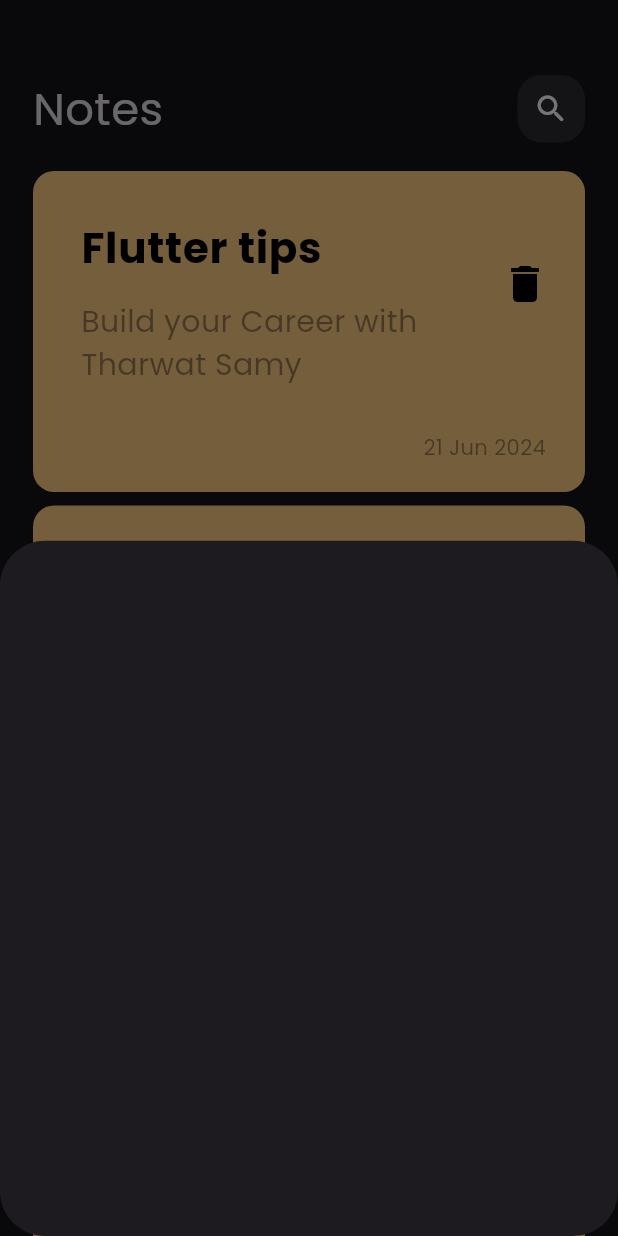
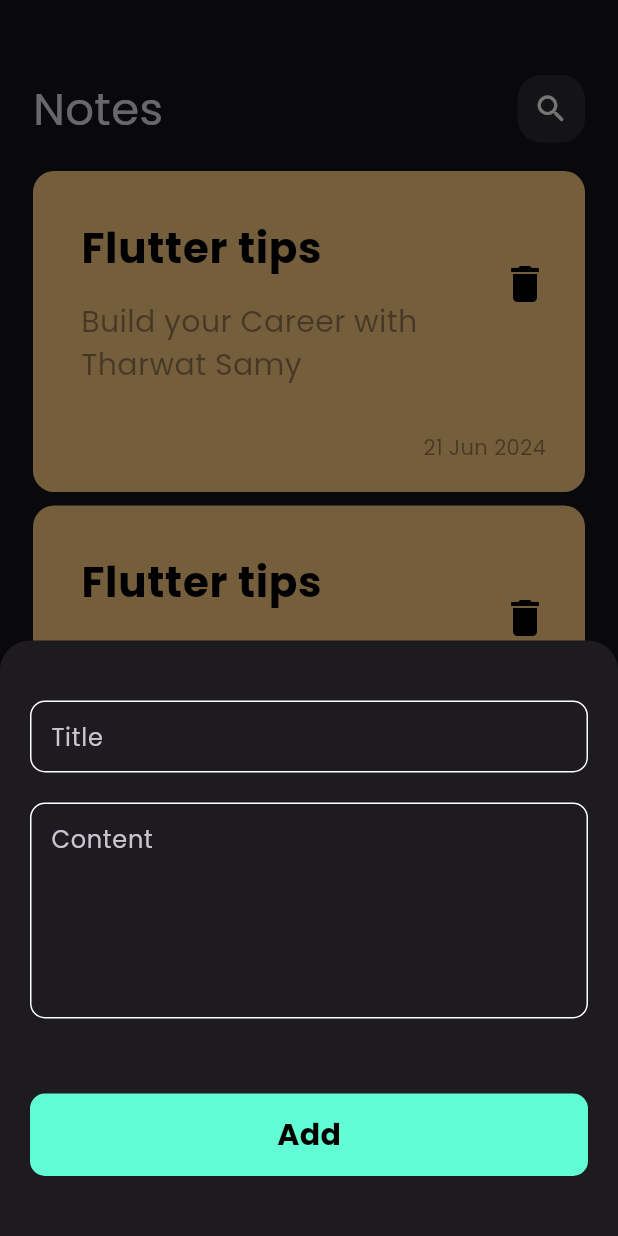
Before and after one commit to HazemAhmed677/notes-app, a Flutter app: the screen it shows after launch, after a tap on the "add" icon, on a phone screen of 412 x 824 dp. Run offline on Flutter 3.47's test engine with Material 3 defaults, Android fonts, the phone set to English and light mode, and no system bars.

Commit message:
add text fields to bottom sheet

```diff
--- /dev/null
+++ b/lib/constants.dart
@@ -0,0 +1,3 @@
+import 'dart:ui';
+
+const kPrimaryColor = Color(0xff62FDD4);
--- /dev/null
+++ b/lib/widgets/add_button.dart
@@ -0,0 +1,31 @@
+import 'package:flutter/material.dart';
+import 'package:notes_app/constants.dart';
+
+class AddButton extends StatelessWidget {
+  const AddButton({super.key});
+
+  @override
+  Widget build(BuildContext context) {
+    return GestureDetector(
+      onTap: () {},
+      child: Container(
+        height: 55,
+        width: MediaQuery.of(context).size.width,
+        decoration: BoxDecoration(
+          borderRadius: BorderRadius.circular(10),
+          color: kPrimaryColor,
+        ),
+        child: const Center(
+          child: Text(
+            'Add',
+            style: TextStyle(
+              color: Colors.black,
+              fontWeight: FontWeight.bold,
+              fontSize: 20,
+            ),
+          ),
+        ),
+      ),
+    );
+  }
+}
--- a/lib/widgets/custom_bottom_modal_sheet.dart
+++ b/lib/widgets/custom_bottom_modal_sheet.dart
@@ -1,10 +1,31 @@
 import 'package:flutter/material.dart';
+import 'package:notes_app/widgets/add_button.dart';
+import 'package:notes_app/widgets/custom_text_field.dart';
 
-class CustomBottomModalSheet extends StatelessWidget {
-  const CustomBottomModalSheet({super.key});
+class AddBottomSheet extends StatelessWidget {
+  const AddBottomSheet({super.key});
 
   @override
   Widget build(BuildContext context) {
-    return Container();
+    return SingleChildScrollView(
+      child: Padding(
+        padding: EdgeInsets.symmetric(vertical: 40, horizontal: 20),
+        child: Column(children: [
+          CustomTextField(hint: "Title"),
+          SizedBox(
+            height: 20,
+          ),
+          CustomTextField(
+            hint: "Content",
+            maxLines: 5,
+            top: 24,
+          ),
+          SizedBox(
+            height: 50,
+          ),
+          AddButton(),
+        ]),
+      ),
+    );
   }
 }
--- a/lib/widgets/custom_floating_action_button.dart
+++ b/lib/widgets/custom_floating_action_button.dart
@@ -1,4 +1,5 @@
 import 'package:flutter/material.dart';
+import 'package:notes_app/constants.dart';
 import 'package:notes_app/widgets/custom_bottom_modal_sheet.dart';
 
 class CustomFloatingActionButton extends StatelessWidget {
@@ -10,15 +11,16 @@ class CustomFloatingActionButton extends StatelessWidget {
       height: 55,
       width: 55,
       decoration: BoxDecoration(
-          color: const Color.fromARGB(255, 9, 206, 220),
-          borderRadius: BorderRadius.circular(50)),
+          color: kPrimaryColor, borderRadius: BorderRadius.circular(50)),
       child: IconButton(
         onPressed: () {
           showModalBottomSheet(
-            shape: RoundedRectangleBorder(
-                borderRadius: BorderRadiusDirectional.circular(30)),
+            shape: const RoundedRectangleBorder(
+              borderRadius: BorderRadiusDirectional.only(
+                  topStart: Radius.circular(20), topEnd: Radius.circular(20)),
+            ),
             context: context,
-            builder: (context) => const CustomBottomModalSheet(),
+            builder: (context) => const AddBottomSheet(),
           );
         },
         icon: const Icon(
--- /dev/null
+++ b/lib/widgets/custom_text_field.dart
@@ -0,0 +1,28 @@
+import 'package:flutter/material.dart';
+import 'package:notes_app/constants.dart';
+
+class CustomTextField extends StatelessWidget {
+  const CustomTextField(
+      {super.key, required this.hint, this.maxLines = 1, this.top = 0});
+  final String hint;
+  final int maxLines;
+  final double top;
+  @override
+  Widget build(BuildContext context) {
+    return TextField(
+      maxLines: maxLines,
+      cursorColor: kPrimaryColor,
+      decoration: InputDecoration(
+          contentPadding: EdgeInsets.only(left: 10, top: top),
+          hintText: hint,
+          enabledBorder: OutlineInputBorder(
+            borderRadius: BorderRadius.circular(10),
+            borderSide: const BorderSide(color: Colors.white),
+          ),
+          focusedBorder: OutlineInputBorder(
+            borderRadius: BorderRadius.circular(10),
+            borderSide: const BorderSide(color: kPrimaryColor),
+          )),
+    );
+  }
+}
```
